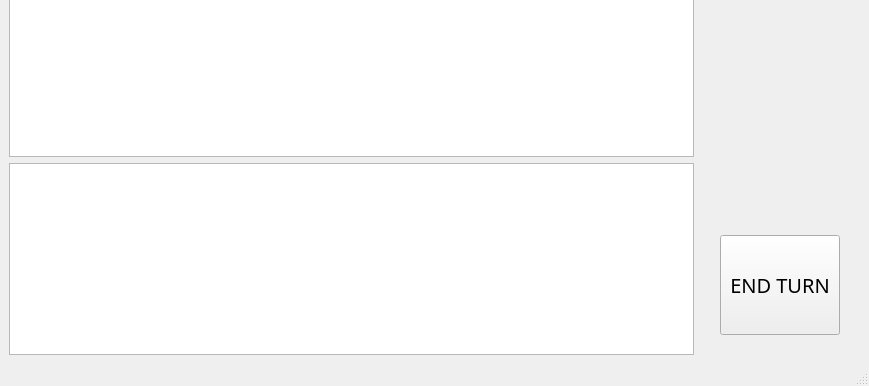
This is Game/mapwindow.ui in juhvv/programming3-2019-project as Qt 5 draws it before an edit; both pictures show x 0 to 869 and y 399 to 785 of the 869 by 785 pixel window. The edited form follows.
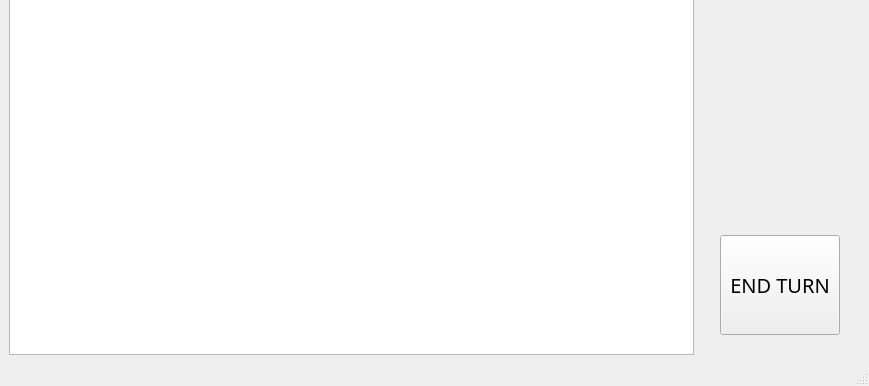
This is the edited form. Icons and pictures are not drawn.

Commit message: Added resource file. Renamed windows and added icons.

Diff of the .ui file:
```diff
--- a/Game/mapwindow.ui
+++ b/Game/mapwindow.ui
@@ -21,17 +21,7 @@
        <number>6</number>
       </property>
       <item>
-       <layout class="QVBoxLayout" name="verticalLayout_2">
-        <item>
-         <widget class="QGraphicsView" name="graphicsView">
-          <property name="sizePolicy">
-           <sizepolicy hsizetype="Expanding" vsizetype="Expanding">
-            <horstretch>0</horstretch>
-            <verstretch>0</verstretch>
-           </sizepolicy>
-          </property>
-         </widget>
-        </item>
+       <layout class="QVBoxLayout" name="viewTxtboxLayout">
         <item>
          <widget class="QTextBrowser" name="textBox">
           <property name="sizePolicy">
```
Left out of the diff: 12 changed lines with no effect on the pictures. The commit also changes 5 other files.
